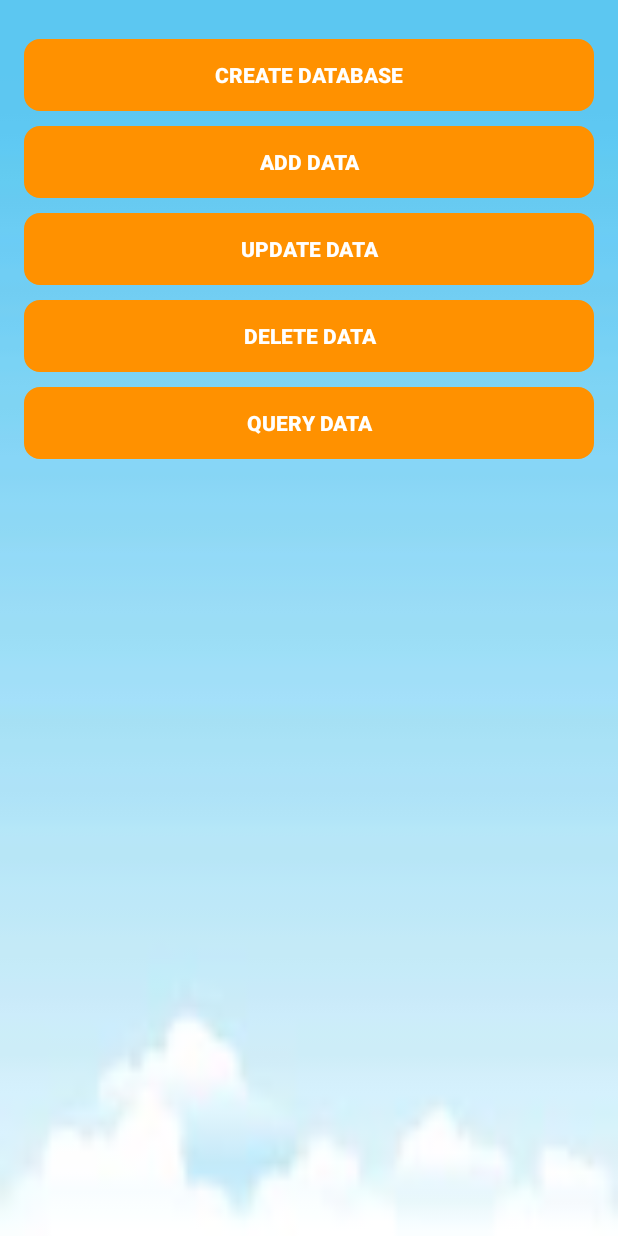
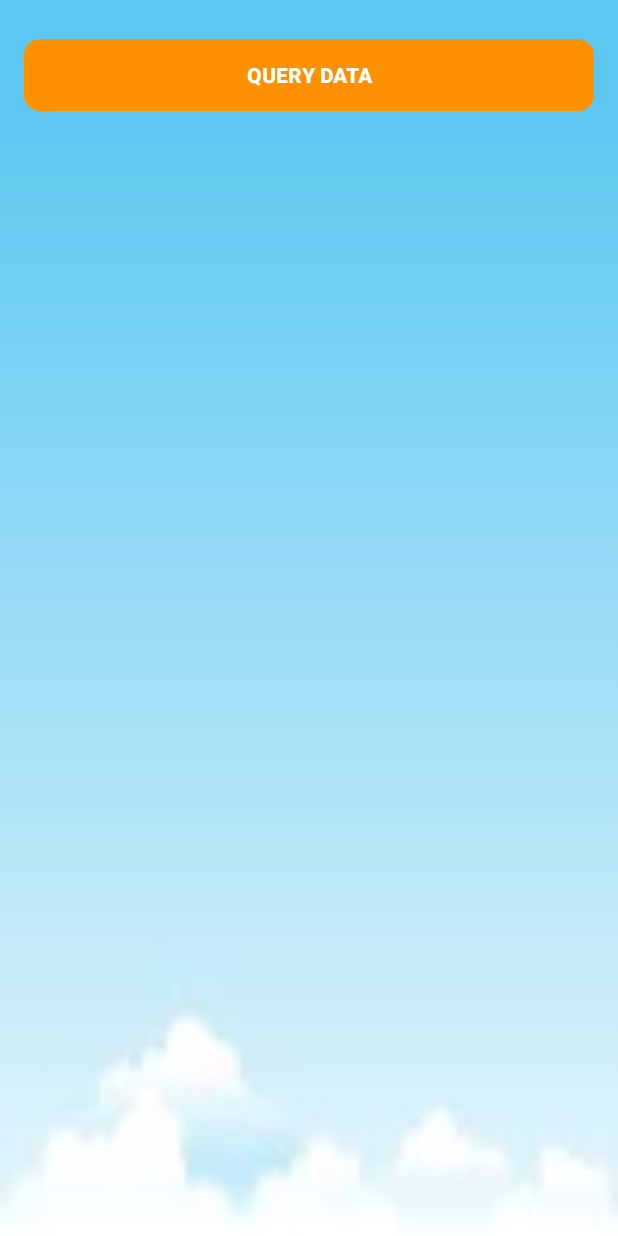
Before and after one commit to AmberWangjie/Tiba-Health-App-for-Android, an Android app: the LocalDBActivity screen opened directly, with no data from a screen before it, on a phone screen of 412 x 824 dp. Run offline under Robolectric (Android 15) with nearby library versions, the phone set to English and light mode, and no system bars; libraries missing offline, so code that uses them is left out: com.firebase.client, org.litepal.crud, org.litepal.tablemanager.

Commit message:
local storage change

```diff
--- a/BottomNavigationBar/app/src/main/java/com/example/zhanghaochong/bottomnavigationbar/LocalDBActivity.java
+++ b/BottomNavigationBar/app/src/main/java/com/example/zhanghaochong/bottomnavigationbar/LocalDBActivity.java
@@ -34,57 +34,57 @@ public class LocalDBActivity extends AppCompatActivity {
         super.onCreate(savedInstanceState);
         setContentView(R.layout.activity_local_db);
         mContext = getApplicationContext();
-        Firebase.setAndroidContext(mContext);
-        mRef = new Firebase("https://tibaapplication.firebaseio.com/");
-
-        retrieveData();
-
-        Button createDatabase = (Button) findViewById(R.id.create_database);
-        createDatabase.setOnClickListener(new View.OnClickListener() {
-
-                                              @Override
-                                              public void onClick(View v) {
-                                                  Connector.getDatabase();
-                                              }
-                                          }
-        );
-
-        Button addData = (Button) findViewById(R.id.add_data);
-        addData.setOnClickListener(new View.OnClickListener() {
-            @Override
-            public void onClick(View view) {
-                for(Task task:mTasks) {
-                    Exercise exercise = new Exercise();
-                    exercise.setName(task.getName());
-                    exercise.setDescription(task.getDescription());
-                    exercise.setTime(task.getTime());
-                    //exercise.setCode(task.getCode());
-                    exercise.save();
-                }
-            }
-        });
-
-        Button updateData = (Button) findViewById(R.id.update_data);
-        updateData.setOnClickListener(new View.OnClickListener() {
-            @Override
-            public void onClick(View view) {
-                Exercise exercise = new Exercise();
-                exercise.setName("crunch");
-                exercise.setDescription("ccccc");
-                exercise.setTime("50");
-                exercise.setCode("1-9838677328-#^$%@45");
-                exercise.save();
-
-            }
-        });
-
-        Button deleteButton = (Button) findViewById(R.id.delete_data);
-        deleteButton.setOnClickListener(new View.OnClickListener() {
-            @Override
-            public void onClick(View v) {
-                DataSupport.deleteAll(Exercise.class);
-            }
-        });
+//        Firebase.setAndroidContext(mContext);
+//        mRef = new Firebase("https://tibaapplication.firebaseio.com/");
+//
+//        retrieveData();
+//
+//        Button createDatabase = (Button) findViewById(R.id.create_database);
+//        createDatabase.setOnClickListener(new View.OnClickListener() {
+//
+//                                              @Override
+//                                              public void onClick(View v) {
+//                                                  Connector.getDatabase();
+//                                              }
+//                                          }
+//        );
+//
+//        Button addData = (Button) findViewById(R.id.add_data);
+//        addData.setOnClickListener(new View.OnClickListener() {
+//            @Override
+//            public void onClick(View view) {
+//                for(Task task:mTasks) {
+//                    Exercise exercise = new Exercise();
+//                    exercise.setName(task.getName());
+//                    exercise.setDescription(task.getDescription());
+//                    exercise.setTime(task.getTime());
+//                    //exercise.setCode(task.getCode());
+//                    exercise.save();
+//                }
+//            }
+//        });
+//
+//        Button updateData = (Button) findViewById(R.id.update_data);
+//        updateData.setOnClickListener(new View.OnClickListener() {
+//            @Override
+//            public void onClick(View view) {
+//                Exercise exercise = new Exercise();
+//                exercise.setName("crunch");
+//                exercise.setDescription("ccccc");
+//                exercise.setTime("50");
+//                exercise.setCode("1-9838677328-#^$%@45");
+//                exercise.save();
+//
+//            }
+//        });
+//
+//        Button deleteButton = (Button) findViewById(R.id.delete_data);
+//        deleteButton.setOnClickListener(new View.OnClickListener() {
+//            @Override
+//            public void onClick(View v) {
+//
+//            }
+//        });
 
 
         Button queryButton = (Button) findViewById(R.id.query_data);
@@ -105,48 +105,48 @@ public class LocalDBActivity extends AppCompatActivity {
         });
     }
 
-    private void retrieveData(){
-        mRef.addChildEventListener(new ChildEventListener() {
-            @Override
-            public void onChildAdded(DataSnapshot dataSnapshot, String s) {
-                getUpdates(dataSnapshot);
-            }
-
-            @Override
-            public void onChildChanged(DataSnapshot dataSnapshot, String s) {
-                getUpdates(dataSnapshot);
-            }
-
-            @Override
-            public void onChildRemoved(DataSnapshot dataSnapshot) {
-
-            }
-
-            @Override
-            public void onChildMoved(DataSnapshot dataSnapshot, String s) {
-
-            }
-
-            @Override
-            public void onCancelled(FirebaseError firebaseError) {
-
-            }
-        });
-    }
-
-    private void getUpdates(DataSnapshot ds) {
-        mTasks.clear();
-
-        for(DataSnapshot data : ds.getChildren()) {
-            Task t = new Task();
-            t.setName(data.getValue(Task.class).getName());
-            t.setDescription(data.getValue(Task.class).getDescription());
-            t.setTime(data.getValue(Task.class).getTime());
-            t.setId(data.getValue(Task.class).getId());
-
-            mTasks.add(t);
-        }
-    }
+//    private void retrieveData(){
+//        mRef.addChildEventListener(new ChildEventListener() {
+//            @Override
+//            public void onChildAdded(DataSnapshot dataSnapshot, String s) {
+//                getUpdates(dataSnapshot);
+//            }
+//
+//            @Override
+//            public void onChildChanged(DataSnapshot dataSnapshot, String s) {
+//                getUpdates(dataSnapshot);
+//            }
+//
+//            @Override
+//            public void onChildRemoved(DataSnapshot dataSnapshot) {
+//
+//            }
+//
+//            @Override
+//            public void onChildMoved(DataSnapshot dataSnapshot, String s) {
+//
+//            }
+//
+//            @Override
+//            public void onCancelled(FirebaseError firebaseError) {
+//
+//            }
+//        });
+//    }
+//
+//    private void getUpdates(DataSnapshot ds) {
+//        mTasks.clear();
+//
+//        for(DataSnapshot data : ds.getChildren()) {
+//            Task t = new Task();
+//            t.setName(data.getValue(Task.class).getName());
+//            t.setDescription(data.getValue(Task.class).getDescription());
+//            t.setTime(data.getValue(Task.class).getTime());
+//            t.setId(data.getValue(Task.class).getId());
+//
+//            mTasks.add(t);
+//        }
+//    }
 
 
 }
--- a/BottomNavigationBar/app/src/main/java/com/example/zhanghaochong/bottomnavigationbar/TrainActivity.java
+++ b/BottomNavigationBar/app/src/main/java/com/example/zhanghaochong/bottomnavigationbar/TrainActivity.java
@@ -16,6 +16,8 @@ import android.widget.TextView;
 import com.example.zhanghaochong.bottomnavigationbar.Data.Exercise;
 import com.example.zhanghaochong.bottomnavigationbar.Data.Task;
 import com.example.zhanghaochong.bottomnavigationbar.R;
+import org.litepal.crud.DataSupport;
+import org.litepal.tablemanager.Connector;
 
 import java.util.ArrayList;
 
@@ -73,6 +75,21 @@ public class TrainActivity extends Activity {
                 startActivity(intent);
             }
         });
+
+        //save data to local database
+
+        Connector.getDatabase();
+        DataSupport.deleteAll(com.example.zhanghaochong.bottomnavigationbar.LocalData.Exercise.class);
+
+        for(Task task:mTasks) {
+            com.example.zhanghaochong.bottomnavigationbar.LocalData.Exercise exercise = new com.example.zhanghaochong.bottomnavigationbar.LocalData.Exercise();
+            exercise.setName(task.getName());
+            exercise.setDescription(task.getDescription());
+            exercise.setTime(task.getTime());
+            //exercise.setCode(task.getCode());
+            exercise.save();
+        }
+
     }
 
     public class CounterClass extends CountDownTimer {
--- a/BottomNavigationBar/app/src/main/res/layout/activity_local_db.xml
+++ b/BottomNavigationBar/app/src/main/res/layout/activity_local_db.xml
@@ -16,45 +16,45 @@
         android:layout_width="match_parent"
         android:layout_height="match_parent">
 
-        <Button
-            android:id="@+id/create_database"
-            android:layout_width="match_parent"
-            android:layout_height="wrap_content"
-            android:text="Create database"
-            android:background="@drawable/mybutton"
-            android:layout_marginTop="10dp"
-            android:textColor="#ffffff"
-            android:textStyle="bold"/>
+        <!--<Button-->
+            <!--android:id="@+id/create_database"-->
+            <!--android:layout_width="match_parent"-->
+            <!--android:layout_height="wrap_content"-->
+            <!--android:text="Create database"-->
+            <!--android:background="@drawable/mybutton"-->
+            <!--android:layout_marginTop="10dp"-->
+            <!--android:textColor="#ffffff"-->
+            <!--android:textStyle="bold"/>-->
 
-        <Button
-            android:id="@+id/add_data"
-            android:layout_width="match_parent"
-            android:layout_height="wrap_content"
-            android:text="Add data"
-            android:background="@drawable/mybutton"
-            android:layout_marginTop="10dp"
-            android:textColor="#ffffff"
-            android:textStyle="bold"/>
+        <!--<Button-->
+            <!--android:id="@+id/add_data"-->
+            <!--android:layout_width="match_parent"-->
+            <!--android:layout_height="wrap_content"-->
+            <!--android:text="Add data"-->
+            <!--android:background="@drawable/mybutton"-->
+            <!--android:layout_marginTop="10dp"-->
+            <!--android:textColor="#ffffff"-->
+            <!--android:textStyle="bold"/>-->
 
-        <Button
-            android:id="@+id/update_data"
-            android:layout_width="match_parent"
-            android:layout_height="wrap_content"
-            android:text="Update data"
-            android:background="@drawable/mybutton"
-            android:layout_marginTop="10dp"
-            android:textColor="#ffffff"
-            android:textStyle="bold"/>
+        <!--<Button-->
+            <!--android:id="@+id/update_data"-->
+            <!--android:layout_width="match_parent"-->
+            <!--android:layout_height="wrap_content"-->
+            <!--android:text="Update data"-->
+            <!--android:background="@drawable/mybutton"-->
+            <!--android:layout_marginTop="10dp"-->
+            <!--android:textColor="#ffffff"-->
+            <!--android:textStyle="bold"/>-->
 
-        <Button
-            android:id="@+id/delete_data"
-            android:layout_width="match_parent"
-            android:layout_height="wrap_content"
-            android:text="Delete data"
-            android:background="@drawable/mybutton"
-            android:layout_marginTop="10dp"
-            android:textColor="#ffffff"
-            android:textStyle="bold"/>
+        <!--<Button-->
+            <!--android:id="@+id/delete_data"-->
+            <!--android:layout_width="match_parent"-->
+            <!--android:layout_height="wrap_content"-->
+            <!--android:text="Delete data"-->
+            <!--android:background="@drawable/mybutton"-->
+            <!--android:layout_marginTop="10dp"-->
+            <!--android:textColor="#ffffff"-->
+            <!--android:textStyle="bold"/>-->
 
         <Button
             android:id="@+id/query_data"
```
